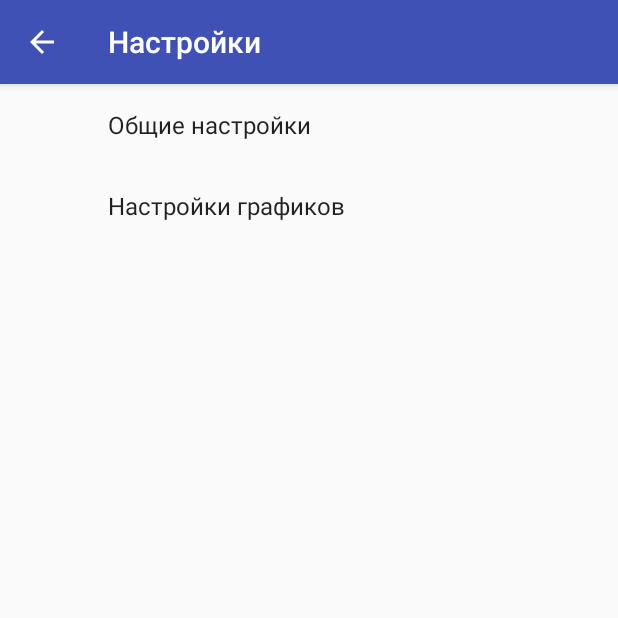
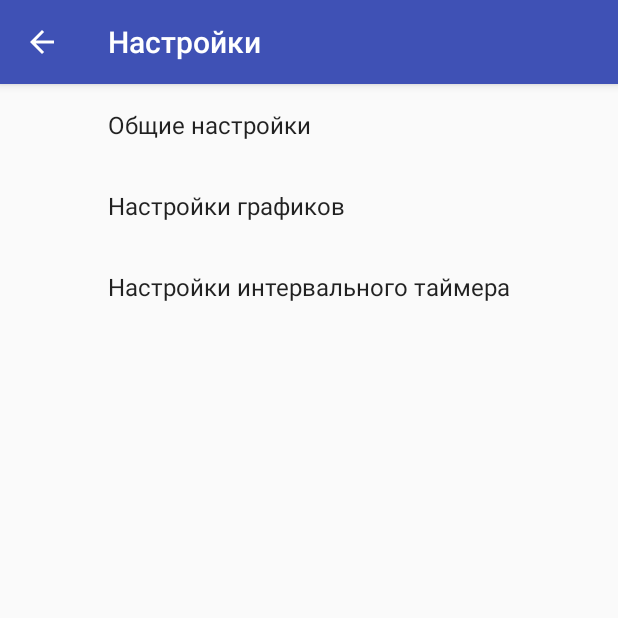
Before and after one commit to theimaginationless/sportdiary, an Android app: the PreferenceFragment screen opened directly, with no data from a screen before it, on a phone screen of 412 x 824 dp, the top half of it. Run offline under Robolectric (Android 15) with nearby library versions, the phone set to English and light mode, and no system bars; our stand-ins replace androidx.preference.

Commit message:
Changes for timer

```diff
--- a/app/src/main/AndroidManifest.xml
+++ b/app/src/main/AndroidManifest.xml
@@ -34,6 +34,7 @@
         <activity
             android:name=".Nutrition.NutritionListActivity"
             android:parentActivityName=".GeneralActivity"/>
+        <activity android:name=".Timer.TimerActivity"/>
         <activity android:name=".Settings.SettingsActivity"
                   android:label="@string/settings_title"
                   android:parentActivityName=".GeneralActivity">
--- a/app/src/main/java/com/app/dmitryteplyakov/sportdiary/Programs/ProgramFragment.java
+++ b/app/src/main/java/com/app/dmitryteplyakov/sportdiary/Programs/ProgramFragment.java
@@ -114,7 +114,7 @@ public class ProgramFragment extends Fragment {
         mExerciseTitleEditText.addTextChangedListener(new TextWatcher() {
             @Override
             public void beforeTextChanged(CharSequence c, int start, int count, int after) {
-                if(mExercise.getTitle().equals(""))
+                if(mExercise.getTitle() == null)
                     mExercise.setTitle(getString(R.string.exercise_no_title) + " " + Integer.toString(ExerciseStorage.get(getActivity()).getExercisesByParentId(mExercise.getParentUUID()).indexOf(mExercise) + 1));
             }
             @Override
--- a/app/src/main/java/com/app/dmitryteplyakov/sportdiary/Settings/PreferenceFragment.java
+++ b/app/src/main/java/com/app/dmitryteplyakov/sportdiary/Settings/PreferenceFragment.java
@@ -27,6 +27,8 @@ public class PreferenceFragment extends PreferenceFragmentCompat {
                 addPreferencesFromResource(R.xml.preferences_general);
             else if(sett.equals("graph"))
                 addPreferencesFromResource(R.xml.preferences_graph);
+            else if(sett.equals("timer"))
+                addPreferencesFromResource(R.xml.preference_timer);
         }
         else
             addPreferencesFromResource(R.xml.preferences);
--- a/app/src/main/res/values/strings.xml
+++ b/app/src/main/res/values/strings.xml
@@ -97,4 +97,10 @@
         <item>@string/training</item>
         <item>@string/combined</item>
     </string-array>
+    <string name="settings_timer">Настройки интервального таймера</string>
+    <string name="switch_timer_enable">Включить интервальный таймер</string>
+    <string name="switch_timer_enable_desc">Включить возможность запуска интервального таймера во время выполнения упражнения</string>
+    <string name="start_timer">Запустить интервальный таймер</string>
+    <string name="sound_on_timer">Включить звук таймера</string>
+    <string name="sound_on_timer_desc">Включить воспроизведение звуковых эффектов таймера</string>
 </resources>
--- /dev/null
+++ b/app/src/main/res/xml/preference_timer.xml
@@ -0,0 +1,13 @@
+<?xml version="1.0" encoding="utf-8"?>
+<PreferenceScreen xmlns:android="http://schemas.android.com/apk/res/android">
+    <PreferenceCategory android:title="@string/settings_timer">
+        <SwitchPreference android:title="@string/switch_timer_enable"
+                          android:defaultValue="true"
+            android:summary="@string/switch_timer_enable_desc"
+            android:key="switch_on_timer"/>
+        <SwitchPreference android:title="@string/sound_on_timer"
+                          android:summary="@string/sound_on_timer_desc"
+                          android:key="sound_on_timer"
+                          android:defaultValue="true"/>
+    </PreferenceCategory>
+</PreferenceScreen>
--- a/app/src/main/res/xml/preferences.xml
+++ b/app/src/main/res/xml/preferences.xml
@@ -14,4 +14,10 @@
             <extra android:name="preferences" android:value="graph"/>
         </intent>
     </PreferenceScreen>
+    <PreferenceScreen android:title="@string/settings_timer"
+        android:key="preferenceTimer">
+        <intent android:action="com.app.dmitryteplyakov.sportdiary.Settings.SettingsActivity">
+            <extra android:name="preferences" android:value="timer"/>
+        </intent>
+    </PreferenceScreen>
 </PreferenceScreen>
```
Also changed, not shown: app/src/main/java/com/app/dmitryteplyakov/sportdiary/Training/ExerciseActivity.java (+15 -0 lines), app/src/main/res/menu/current_exercise_actionbar.xml (added, +8 -0 lines), app/src/main/res/drawable-hdpi/ic_action_timer.png (added), app/src/main/res/drawable-mdpi/ic_action_timer.png (added), app/src/main/res/drawable-xhdpi/ic_action_timer.png (added), app/src/main/res/drawable-xxhdpi/ic_action_timer.png (added).
